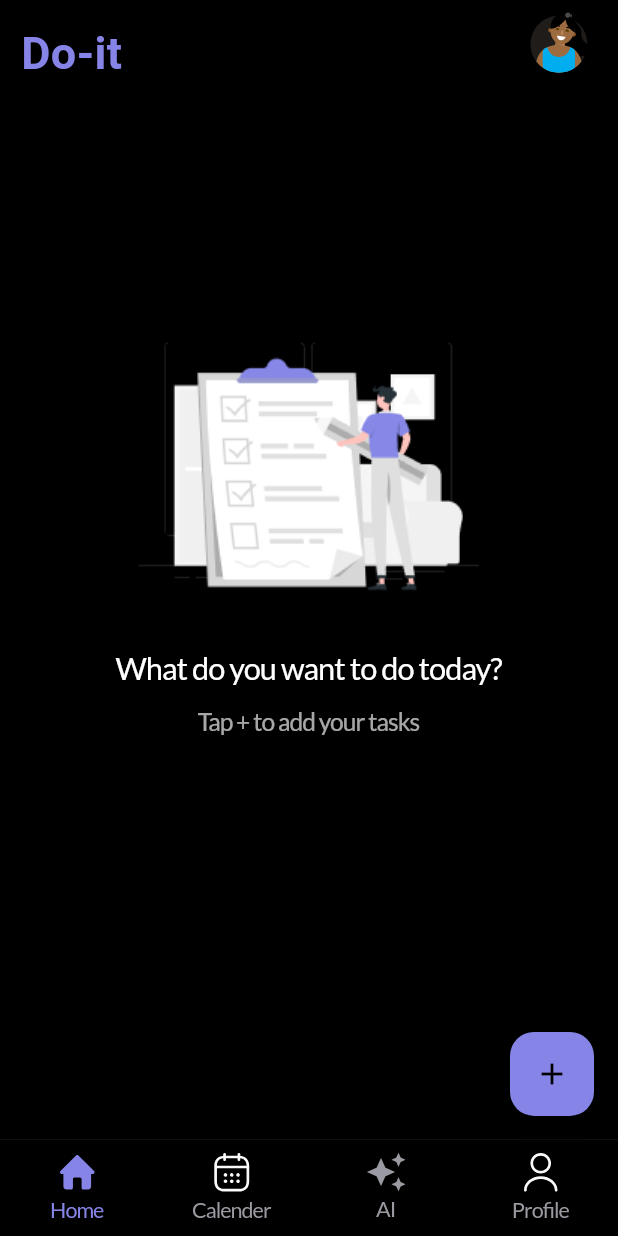
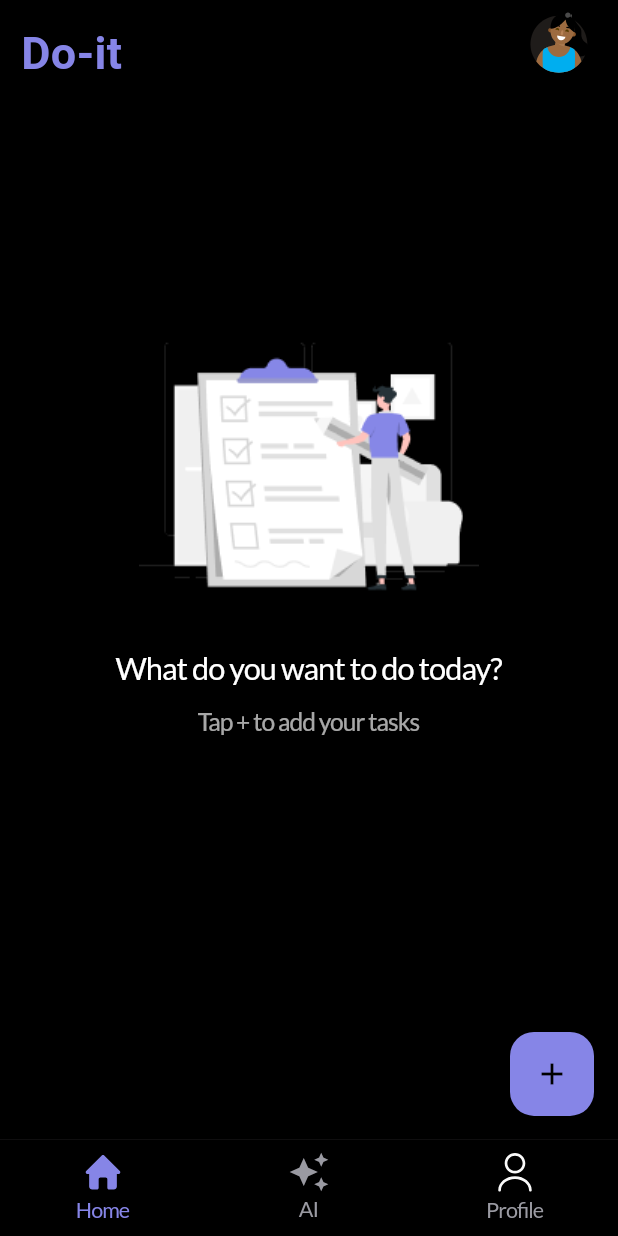
Before and after one commit to Mofolasayo/DoIt, a Flutter app: the BottomNavView screen opened by its route, on a phone screen of 412 x 824 dp. Run offline on Flutter 3.47's test engine with Material 3 defaults, Android fonts, the phone set to English and light mode, and no system bars; our stand-ins replace carousel_slider, firebase_auth, firebase_core, flutter_dotenv, flutter_screenutil, flutter_svg and 10 more; missing offline and left inert: flutter_iconpicker; accounts and stored records are empty; Roboto replaces fonts that are missing (Sacramento).

Commit message:
Update bottom_nav_view.dart

```diff
--- a/lib/ui/views/bottom_nav/bottom_nav_view.dart
+++ b/lib/ui/views/bottom_nav/bottom_nav_view.dart
@@ -20,7 +20,7 @@ class BottomNavView extends StackedView<BottomNavViewModel> {
   ) {
     List<Widget> views = [
       const HomeView(),
-      const CalenderView(),
+    //  const CalenderView(),
       //  const PiorityView(),
       AITaskPlannerView(),
 
@@ -50,13 +50,13 @@ class BottomNavView extends StackedView<BottomNavViewModel> {
             ),
             label: "Home",
           ),
-          BottomNavigationBarItem(
-              icon: ResponsiveSvg(
-                "calendar",
-                size: 28,
-                color: viewModel.currentIndex == 1 ? kPrimaryColor : null,
-              ),
-              label: "Calender"),
+          // BottomNavigationBarItem(
+          //     icon: ResponsiveSvg(
+          //       "calendar",
+          //       size: 28,
+          //       color: viewModel.currentIndex == 1 ? kPrimaryColor : null,
+          //     ),
+          //     label: "Calender"),
           BottomNavigationBarItem(
               icon: Icon(Icons.auto_awesome,
                   size: 28,
```
